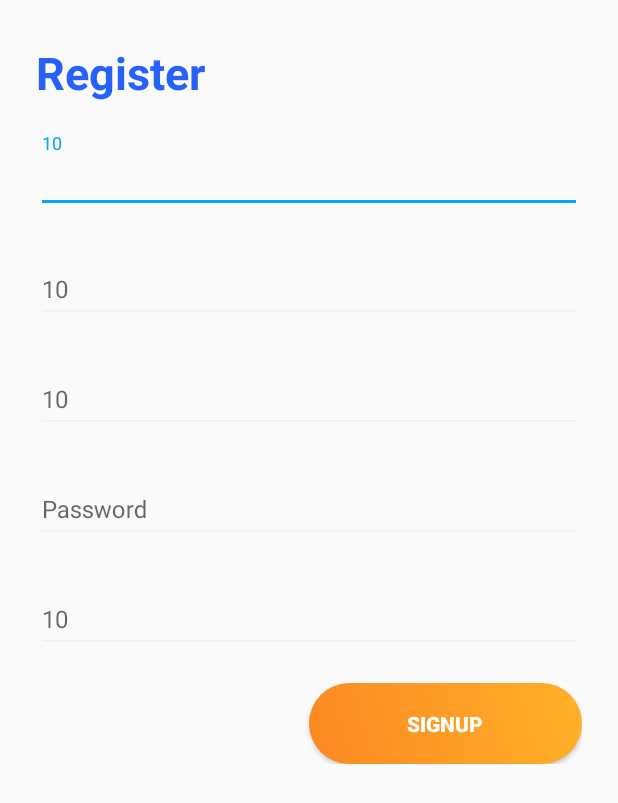
After one commit to shivamsharma0325/Learning-Language, an Android app: the layout layout_register.xml on its own in the app's theme, with its tools: preview values and no code run, on a phone screen of 412 x 824 dp. The commit adds this screen. Shown: the top 803 px of the screen. Run offline under Robolectric (Android 15) with nearby library versions, the phone set to English and light mode, and no system bars.

Commit message:
Added registration layout

```diff
--- /dev/null
+++ b/app/src/main/res/layout/layout_register.xml
@@ -0,0 +1,90 @@
+<?xml version="1.0" encoding="utf-8"?>
+<LinearLayout android:layout_width="match_parent"
+    android:layout_height="wrap_content"
+    xmlns:app="http://schemas.android.com/apk/res-auto"
+    android:layout_marginBottom="8dp"
+    android:layout_marginEnd="24dp"
+    android:layout_marginStart="24dp"
+    android:layout_marginTop="8dp"
+    android:orientation="vertical"
+    app:layout_constraintBottom_toBottomOf="parent"
+    app:layout_constraintEnd_toEndOf="parent"
+    app:layout_constraintStart_toStartOf="parent"
+    app:layout_constraintTop_toTopOf="parent"
+    xmlns:android="http://schemas.android.com/apk/res/android">
+    <TextView
+        android:layout_width="wrap_content"
+        android:layout_height="wrap_content"
+        style="@style/loginHeader"
+        android:text="Register"
+        android:layout_marginTop="@dimen/loginViewsMargin"/>
+    <com.google.android.material.textfield.TextInputLayout
+        android:id="@+id/textInputFirstName"
+        style="@style/parent"
+        android:layout_marginTop="@dimen/loginViewsMargin">
+
+        <EditText
+            android:id="@+id/editFirstName"
+            style="@style/modifiedEditText"
+            android:hint="@string/first_name_hint"
+            android:inputType="textPersonName"
+            android:maxLines="1" />
+    </com.google.android.material.textfield.TextInputLayout>
+
+    <com.google.android.material.textfield.TextInputLayout
+        android:id="@+id/textInputLastName"
+        style="@style/parent"
+        android:layout_marginTop="@dimen/loginViewsMargin">
+
+        <EditText
+            android:id="@+id/editLastName"
+            style="@style/modifiedEditText"
+            android:hint="@string/last_name_hint"
+            android:inputType="textPersonName"
+            android:maxLines="1" />
+    </com.google.android.material.textfield.TextInputLayout>
+    <com.google.android.material.textfield.TextInputLayout
+        android:id="@+id/textInputUserName"
+        style="@style/parent"
+        android:layout_marginTop="@dimen/loginViewsMargin">
+
+        <EditText
+            android:id="@+id/editUserName"
+            style="@style/modifiedEditText"
+            android:hint="@string/login_email_hint"
+            android:inputType="textPersonName"
+            android:maxLines="1" />
+    </com.google.android.material.textfield.TextInputLayout>
+
+    <com.google.android.material.textfield.TextInputLayout
+        android:id="@+id/textInputPassword"
+        style="@style/parent"
+        android:layout_marginTop="@dimen/loginViewsMargin">
+
+        <EditText
+            android:id="@+id/editPassword"
+            style="@style/modifiedEditText"
+            android:hint="@string/login_password_hint"
+            android:inputType="textPassword"
+            android:maxLines="1" />
+    </com.google.android.material.textfield.TextInputLayout>
+    <com.google.android.material.textfield.TextInputLayout
+        android:id="@+id/textInputConfirmPassword"
+        style="@style/parent"
+        android:layout_marginTop="@dimen/loginViewsMargin">
+
+        <EditText
+            android:id="@+id/editConfirmPassword"
+            style="@style/modifiedEditText"
+            android:hint="@string/login_confirm_password_hint"
+            android:inputType="textPassword"
+            android:maxLines="1" />
+    </com.google.android.material.textfield.TextInputLayout>
+    <Button
+        android:id="@+id/btnSubmit"
+        style="@style/loginButton"
+        android:text="Signup"
+        android:layout_gravity="right"
+        android:layout_marginTop="@dimen/loginViewsMargin"/>
+
+</LinearLayout>
--- a/app/src/main/res/values/strings.xml
+++ b/app/src/main/res/values/strings.xml
@@ -9,4 +9,8 @@
     <string name="login_name_hint">Name</string>
     <string name="login_mobile_number_hint">Mobile Number</string>
     <string name="forgot_password" />
+    <string name="login_confirm_password_hint">10</string>
+    <string name="login_email_hint">10</string>
+    <string name="last_name_hint">10</string>
+    <string name="first_name_hint">10</string>
 </resources>
```
